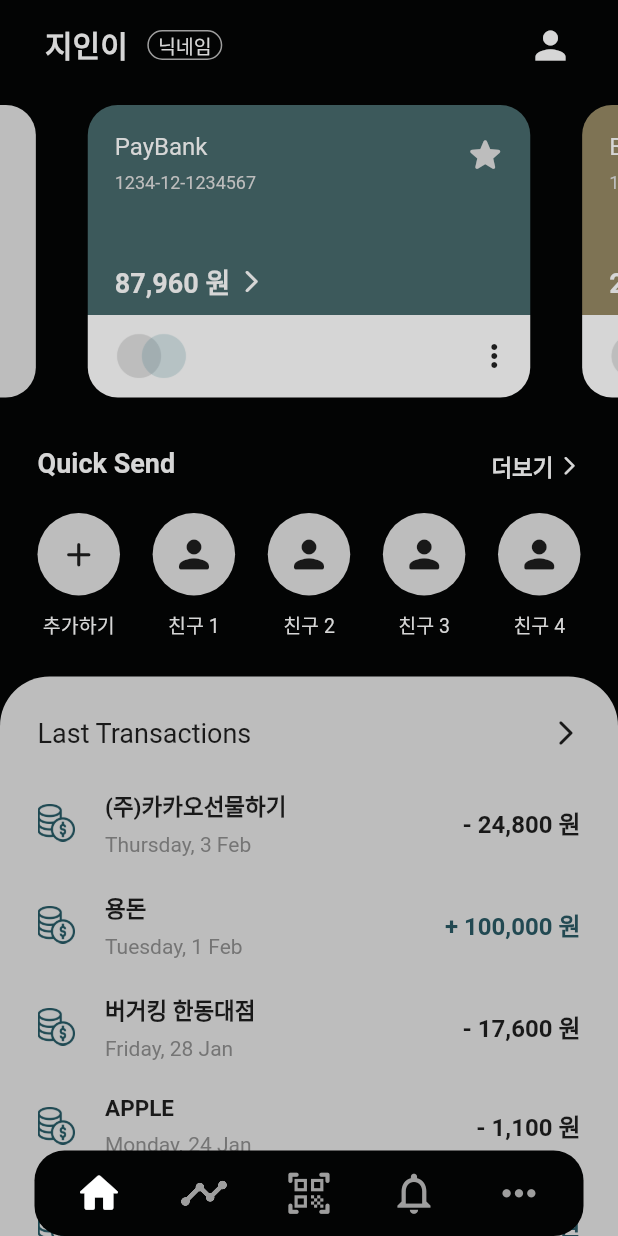
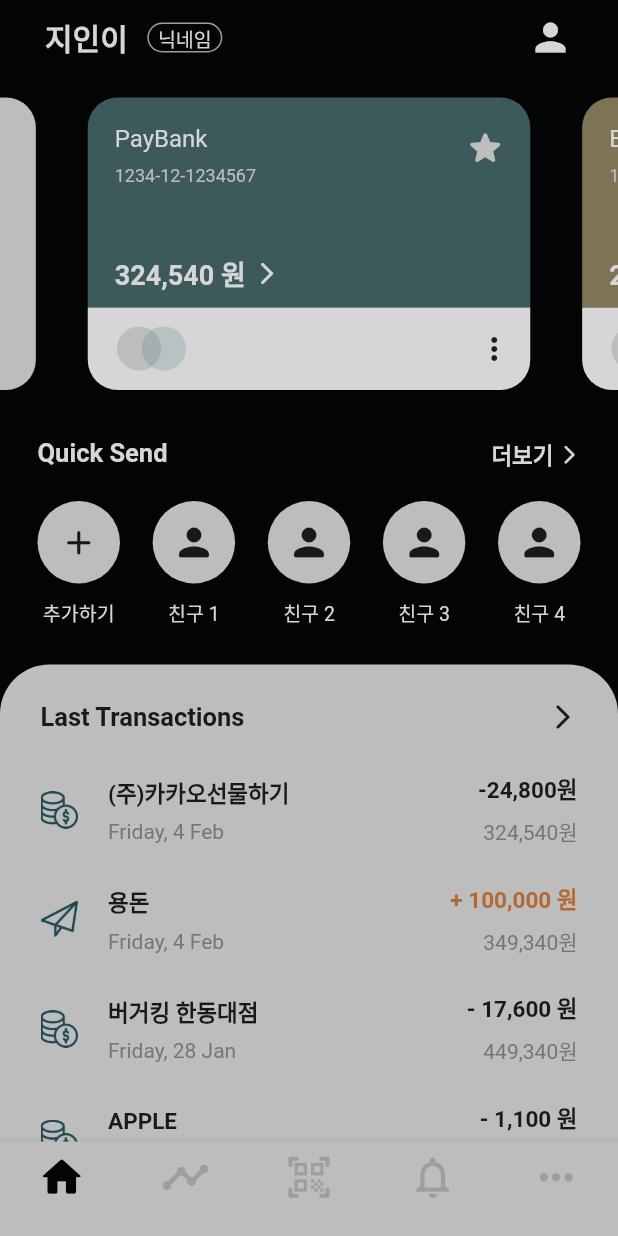
Before and after one commit to zixxin/FlutterProject02, a Flutter app: the screen it shows after launch, on a phone screen of 412 x 824 dp. Run offline on Flutter 3.47's test engine with Material 2 defaults, Android fonts, the phone set to English and light mode, and no system bars; drawn by our look-alikes of carousel_slider, floating_bottom_navigation_bar.

Commit message:
transaction details 수정

```diff
--- a/lib/home.dart
+++ b/lib/home.dart
@@ -1,4 +1,3 @@
-import 'package:floating_bottom_navigation_bar/floating_bottom_navigation_bar.dart';
 import 'package:flutter/material.dart';
 import 'package:carousel_slider/carousel_slider.dart';
 
@@ -11,6 +10,22 @@ class MainScreenPage extends StatefulWidget {
 }
 
 class _MainScreenPage extends State<MainScreenPage> {
+  late ScrollController _scrollController;
+
+  @override
+  void initState() {
+    super.initState();
+
+    _scrollController = ScrollController();
+  }
+
+  @override
+  void dispose() {
+    _scrollController.dispose();
+
+    super.dispose();
+  }
+
   @override
   Widget build(BuildContext context) {
     final Size displaysize = MediaQuery.of(context).size;
@@ -20,14 +35,13 @@ class _MainScreenPage extends State<MainScreenPage> {
       //If you want to show body behind the navbar, it should be true
       extendBody: true,
       backgroundColor: const Color(0xFF030404),
-      bottomNavigationBar: FloatingNavbar(
-        backgroundColor: const Color(0xFF030404),
-        selectedItemColor: Colors.white,
-        selectedBackgroundColor: const Color(0xFF030404),
+      bottomNavigationBar: BottomNavigationBar(
+        type: BottomNavigationBarType.fixed,
+        backgroundColor: Colors.grey[400],
+        selectedItemColor: const Color(0xFF030404),
         unselectedItemColor: Colors.grey,
-        iconSize: displaysize.width * 0.08,
-        borderRadius: 20,
-        margin: const EdgeInsets.only(left: 23, right: 23),
+        selectedFontSize: 14,
+        unselectedFontSize: 14,
         currentIndex: 0, //현재 선택된 Index
         onTap: (int index) {
           // setState(() {
@@ -35,20 +49,40 @@ class _MainScreenPage extends State<MainScreenPage> {
           // });
         },
         items: [
-          FloatingNavbarItem(icon: Icons.home_rounded),
-          FloatingNavbarItem(icon: Icons.timeline_rounded),
-          FloatingNavbarItem(icon: Icons.qr_code_scanner_rounded),
-          FloatingNavbarItem(icon: Icons.notifications_outlined),
-          FloatingNavbarItem(icon: Icons.more_horiz_rounded),
+          BottomNavigationBarItem(
+            title: const Text('',
+                style: TextStyle(fontSize: 0.0, fontWeight: FontWeight.bold)),
+            icon: Icon(Icons.home_rounded, size: displaysize.width * 0.08),
+          ),
+          BottomNavigationBarItem(
+            title: const Text('', style: TextStyle(fontSize: 0.0)),
+            icon: Icon(Icons.timeline_rounded, size: displaysize.width * 0.08),
+          ),
+          BottomNavigationBarItem(
+            title: const Text('', style: TextStyle(fontSize: 0.0)),
+            icon: Icon(Icons.qr_code_scanner_rounded,
+                size: displaysize.width * 0.08),
+          ),
+          BottomNavigationBarItem(
+            title: const Text('', style: TextStyle(fontSize: 0.0)),
+            icon: Icon(Icons.notifications_outlined,
+                size: displaysize.width * 0.08),
+          ),
+          BottomNavigationBarItem(
+            title: const Text('', style: TextStyle(fontSize: 0.0)),
+            icon:
+                Icon(Icons.more_horiz_rounded, size: displaysize.width * 0.08),
+          ),
         ],
       ),
       body: ListView(
+        controller: _scrollController,
         // width: MediaQuery.of(context).size.width,
         // padding: const EdgeInsets.only(top: 70.0),
         // child: Column(
         //   mainAxisAlignment: MainAxisAlignment.start,
         children: <Widget>[
-          Container(margin: const EdgeInsets.only(top: 15.0), child: _user()),
+          Container(margin: const EdgeInsets.only(top: 10.0), child: _user()),
           Container(child: _cardSlider(context)),
           Container(
               margin: const EdgeInsets.only(bottom: 10.0), child: _sendMoney()),
@@ -165,7 +199,7 @@ Widget _sendMoney() {
                 style: TextStyle(
                     color: Colors.grey[350],
                     fontWeight: FontWeight.bold,
-                    fontSize: 18),
+                    fontSize: 17),
               )),
         ],
       ),
@@ -194,7 +228,7 @@ Widget _moreText() {
         // Column에서는 crossAxis가 가로, mainAxis가 세로
         children: [
           Container(
-              margin: const EdgeInsets.only(top: 3.0, right: 3.0),
+              margin: const EdgeInsets.only(right: 3.0),
               child: Text(
                 '더보기',
                 style: TextStyle(
@@ -208,7 +242,7 @@ Widget _moreText() {
         // Column에서는 crossAxis가 가로, mainAxis가 세로
         children: [
           Container(
-              margin: const EdgeInsets.only(right: 25.0, top: 2.0),
+              margin: const EdgeInsets.only(right: 25.0),
               child: IconButton(
                 // 아래 두 줄의 코드가 IconButton의 의미없는 여백을 줄임
                 padding: EdgeInsets.zero, // 패딩 설정
@@ -357,9 +391,9 @@ Widget _others(BuildContext context) {
         children: [
           Container(
               width: MediaQuery.of(context).size.width,
-              height: MediaQuery.of(context).size.height,
+              height: 610,
               padding:
-                  const EdgeInsets.only(top: 27.0, left: 25.0, right: 25.0),
+                  const EdgeInsets.only(top: 25.0, left: 27.0, right: 27.0),
               decoration: BoxDecoration(
                 color: Colors.grey[400],
                 borderRadius: const BorderRadius.only(
@@ -419,7 +453,8 @@ Widget _detailsTitle() {
         // Row에서는 mainAxis가 가로, crossAxis가 세로
         // Column에서는 crossAxis가 가로, mainAxis가 세로
         children: const [
-          Text('Last Transactions', style: TextStyle(fontSize: 18.0)),
+          Text('Last Transactions',
+              style: TextStyle(fontSize: 17.0, fontWeight: FontWeight.bold)),
         ],
       ),
       Column(
@@ -449,7 +484,7 @@ Widget _detailsPeople1() {
     children: <Widget>[
       Column(
         // mainAxisAlignment: MainAxisAlignment.center,
-        crossAxisAlignment: CrossAxisAlignment.start,
+        crossAxisAlignment: CrossAxisAlignment.end,
         // Row에서는 mainAxis가 가로, crossAxis가 세로
         // Column에서는 crossAxis가 가로, mainAxis가 세로
         children: [_icon1()],
@@ -459,9 +494,11 @@ Widget _detailsPeople1() {
         crossAxisAlignment: CrossAxisAlignment.end,
         // Row에서는 mainAxis가 가로, crossAxis가 세로
         // Column에서는 crossAxis가 가로, mainAxis가 세로
-        children: const [
-          Text('- 24,800 원',
-              style: TextStyle(fontSize: 16.0, fontWeight: FontWeight.bold)),
+        children: [
+          const Text('-24,800원',
+              style: TextStyle(fontSize: 15.0, fontWeight: FontWeight.bold)),
+          Container(height: 7),
+          Text('324,540원', style: TextStyle(color: Colors.grey[600])),
         ],
       ),
     ],
@@ -493,9 +530,8 @@ Widget _icon1() {
             const Text('(주)카카오선물하기',
                 style: TextStyle(fontSize: 15.0, fontWeight: FontWeight.bold)),
             Container(height: 7),
-          Text('Thursday, 3 Feb', style: TextStyle(color: Colors.grey[600])),
-        ],
-      ),
+            Text('Friday, 4 Feb', style: TextStyle(color: Colors.grey[600])),
+          ]),
     ],
   );
 }
@@ -517,12 +553,14 @@ Widget _detailsPeople2() {
         crossAxisAlignment: CrossAxisAlignment.end,
         // Row에서는 mainAxis가 가로, crossAxis가 세로
         // Column에서는 crossAxis가 가로, mainAxis가 세로
-        children: const [
-          Text('+ 100,000 원',
+        children: [
+          const Text('+ 100,000 원',
               style: TextStyle(
-                  color: Color(0xFF224952),
-                  fontSize: 16.0,
+                  color: Color(0xFFB46834),
+                  fontSize: 15.0,
                   fontWeight: FontWeight.bold)),
+          Container(height: 7),
+          Text('349,340원', style: TextStyle(color: Colors.grey[600])),
         ],
       ),
     ],
@@ -542,7 +580,7 @@ Widget _icon2() {
         children: [
           Container(
               margin: const EdgeInsets.only(right: 20.0),
-              child: Image.asset("img/money.png", width: 25, height: 25)),
+              child: Image.asset("img/paperplane.png", width: 25, height: 25)),
         ],
       ),
       Column(
@@ -554,9 +592,8 @@ Widget _icon2() {
             const Text('용돈',
                 style: TextStyle(fontSize: 15.0, fontWeight: FontWeight.bold)),
             Container(height: 7),
-          Text('Tuesday, 1 Feb', style: TextStyle(color: Colors.grey[600])),
-        ],
-      ),
+            Text('Friday, 4 Feb', style: TextStyle(color: Colors.grey[600])),
+          ]),
     ],
   );
 }
@@ -578,9 +615,11 @@ Widget _detailsPeople3() {
         crossAxisAlignment: CrossAxisAlignment.end,
         // Row에서는 mainAxis가 가로, crossAxis가 세로
         // Column에서는 crossAxis가 가로, mainAxis가 세로
-        children: const [
-          Text('- 17,600 원',
-              style: TextStyle(fontSize: 16.0, fontWeight: FontWeight.bold)),
+        children: [
+          const Text('- 17,600 원',
+              style: TextStyle(fontSize: 15.0, fontWeight: FontWeight.bold)),
+          Container(height: 7),
+          Text('449,340원', style: TextStyle(color: Colors.grey[600])),
         ],
       ),
     ],
@@ -636,9 +675,11 @@ Widget _detailsPeople4() {
         crossAxisAlignment: CrossAxisAlignment.end,
         // Row에서는 mainAxis가 가로, crossAxis가 세로
         // Column에서는 crossAxis가 가로, mainAxis가 세로
-        children: const [
-          Text('- 1,100 원',
-              style: TextStyle(fontSize: 16.0, fontWeight: FontWeight.bold)),
+        children: [
+          const Text('- 1,100 원',
+              style: TextStyle(fontSize: 15.0, fontWeight: FontWeight.bold)),
+          Container(height: 7),
+          Text('466,940원', style: TextStyle(color: Colors.grey[600])),
         ],
       ),
     ],
@@ -694,12 +735,14 @@ Widget _detailsPeople5() {
         crossAxisAlignment: CrossAxisAlignment.end,
         // Row에서는 mainAxis가 가로, crossAxis가 세로
         // Column에서는 crossAxis가 가로, mainAxis가 세로
-        children: const [
-          Text('+ 3,510 원',
+        children: [
+          const Text('+ 3,510 원',
               style: TextStyle(
-                  fontSize: 16.0,
-                  color: Color(0xFF224952),
+                  color: Color(0xFFB46834),
+                  fontSize: 15.0,
                   fontWeight: FontWeight.bold)),
+          Container(height: 7),
+          Text('468,040원', style: TextStyle(color: Colors.grey[600])),
         ],
       ),
     ],
@@ -719,7 +762,7 @@ Widget _icon5() {
         children: [
           Container(
               margin: const EdgeInsets.only(right: 20.0),
-              child: Image.asset("img/money.png", width: 25, height: 25)),
+              child: Image.asset("img/paperplane.png", width: 25, height: 25)),
         ],
       ),
       Column(
@@ -728,7 +771,7 @@ Widget _icon5() {
         // Row에서는 mainAxis가 가로, crossAxis가 세로
         // Column에서는 crossAxis가 가로, mainAxis가 세로
         children: [
-          const Text('(주)카카오선물하기',
+          const Text('(주)카카오',
               style: TextStyle(fontSize: 15.0, fontWeight: FontWeight.bold)),
           Container(height: 7),
           Text('Friday, 21 Jan', style: TextStyle(color: Colors.grey[600])),
@@ -872,7 +915,7 @@ Widget _money1(BuildContext context) {
         // Column에서는 crossAxis가 가로, mainAxis가 세로
         children: [
           Text(
-            '87,960 원',
+            '324,540 원',
             style: TextStyle(
                 color: Colors.grey[350],
                 fontWeight: FontWeight.bold,
@@ -1045,7 +1088,7 @@ Widget _money2() {
         // Column에서는 crossAxis가 가로, mainAxis가 세로
         children: [
           Text(
-            '23,850 원',
+            '273,850 원',
             style: TextStyle(
                 color: Colors.grey[350],
                 fontWeight: FontWeight.bold,
@@ -1155,7 +1198,7 @@ Widget _money3() {
         // Column에서는 crossAxis가 가로, mainAxis가 세로
         children: [
           Text(
-            '324,540 원',
+            '87,960 원',
             style: TextStyle(
                 color: Colors.grey[350],
                 fontWeight: FontWeight.bold,
--- a/pubspec.yaml
+++ b/pubspec.yaml
@@ -67,12 +67,9 @@ flutter:
     - img/app_logo.png
     - img/master_card.png
     - img/collect.png
-    - img/send.png
-    - img/withdraw.png
-    - img/more.png
-    - img/paperplane.png
     - img/creditcard.png
     - img/money.png
+    - img/paperplane.png
 
 flutter_icons:
   android: "launcher_icon"
```
Also changed, not shown: img/paperplane.png (added). Lines whose indentation alone changed are shown as unchanged.
